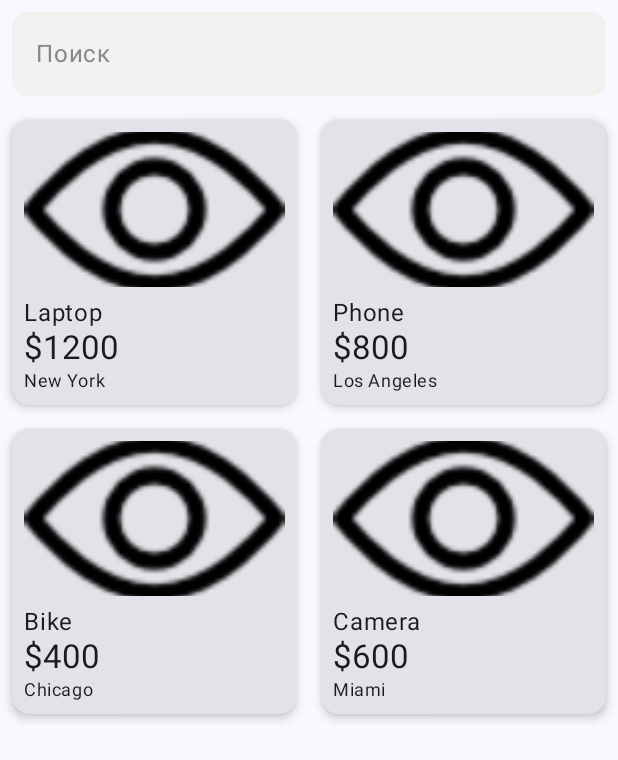
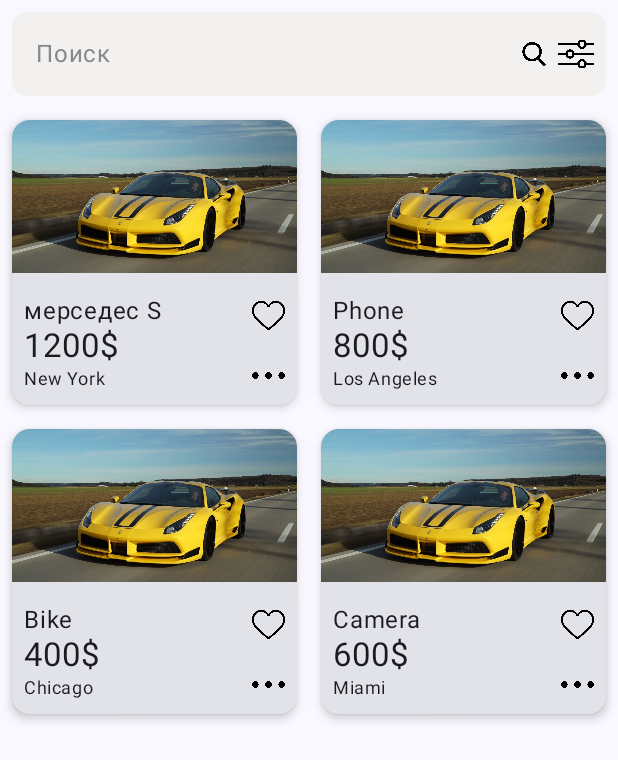
Before and after one commit to simadimonyan/avito-fork-app, an Android app built with Jetpack Compose: the screen it shows after launch (MainActivity), on a phone screen of 412 x 824 dp. Shown: the top 760 px of the screen. Run offline under Robolectric (Android 15) with nearby library versions, the phone set to English and light mode, and no system bars; our stand-ins replace Dagger/Hilt's generated code.

Commit message:
marketplace screen

```diff
--- a/app/src/main/java/samaryanin/avitofork/presentation/screens/poster/MarketplaceScreen.kt
+++ b/app/src/main/java/samaryanin/avitofork/presentation/screens/poster/MarketplaceScreen.kt
@@ -1,9 +1,13 @@
 package samaryanin.avitofork.presentation.screens.poster
 
+import androidx.compose.foundation.Image
+import androidx.compose.foundation.clickable
+import androidx.compose.foundation.layout.Box
 import androidx.compose.foundation.layout.Column
 import androidx.compose.foundation.layout.Row
 import androidx.compose.foundation.layout.fillMaxSize
 import androidx.compose.foundation.layout.padding
+import androidx.compose.foundation.layout.size
 import androidx.compose.foundation.lazy.grid.GridCells
 import androidx.compose.foundation.lazy.grid.LazyVerticalGrid
 import androidx.compose.material3.Scaffold
@@ -12,9 +16,12 @@ import androidx.compose.runtime.getValue
 import androidx.compose.runtime.mutableStateOf
 import androidx.compose.runtime.remember
 import androidx.compose.runtime.setValue
+import androidx.compose.ui.Alignment
 import androidx.compose.ui.Modifier
+import androidx.compose.ui.res.painterResource
 import androidx.compose.ui.tooling.preview.Preview
 import androidx.compose.ui.unit.dp
+import samaryanin.avitofork.R
 import samaryanin.avitofork.presentation.ui.components.utils.textField.AppTextFieldPlaceholder
 
 @Preview(showSystemUi = false)
@@ -28,18 +35,37 @@ fun MarketplaceScreen() {
     var search by remember { mutableStateOf("") }
 
     val ads = listOf(
-        Product("Laptop", "$1200", "New York", "https://via.placeholder.com/150"),
-        Product("Phone", "$800", "Los Angeles", "https://via.placeholder.com/150"),
-        Product("Bike", "$400", "Chicago", "https://via.placeholder.com/150"),
-        Product("Camera", "$600", "Miami", "https://via.placeholder.com/150"),
+        Product("мерседес S", "1200$", "New York", "url"),
+        Product("Phone", "800$", "Los Angeles", "url"),
+        Product("Bike", "400$", "Chicago" , "url"),
+        Product("Camera", "600$", "Miami", "url"),
     )
 
     Scaffold { paddingValues ->
         Column(modifier = Modifier.fillMaxSize()) {
-            Row(modifier = Modifier.padding(8.dp)){
-                AppTextFieldPlaceholder(placeholder = "Поиск", value = search,
+            Box(modifier = Modifier.padding(8.dp), contentAlignment = Alignment.CenterEnd) {
+                AppTextFieldPlaceholder(
+                    placeholder = "Поиск", value = search,
                     onValueChange = { search = it }, isPassword = false, errorListener = false
                 )
+                Row (modifier = Modifier.padding(end = 8.dp)){
+                    Image(
+                        modifier = Modifier.
+                        clickable {  }
+                            .size(24.dp)
+                            .padding(end = 8.dp),
+                        painter = painterResource(R.drawable.search),
+                        contentDescription = ""
+                    )
+                    Image(
+                        modifier = Modifier.
+                        clickable {  }
+                            .size(24.dp),
+                        painter = painterResource(R.drawable.filter),
+                        contentDescription = ""
+                    )
+                }
+
             }
             LazyVerticalGrid(
                 columns = GridCells.Adaptive(minSize = 150.dp),
@@ -50,6 +76,5 @@ fun MarketplaceScreen() {
                 }
             }
         }
-
     }
 }
--- a/app/src/main/java/samaryanin/avitofork/presentation/screens/poster/ProductCard.kt
+++ b/app/src/main/java/samaryanin/avitofork/presentation/screens/poster/ProductCard.kt
@@ -1,13 +1,15 @@
 package samaryanin.avitofork.presentation.screens.poster
 
 import androidx.compose.foundation.Image
+import androidx.compose.foundation.clickable
 import androidx.compose.foundation.layout.Column
+import androidx.compose.foundation.layout.Row
 import androidx.compose.foundation.layout.Spacer
 import androidx.compose.foundation.layout.aspectRatio
-import androidx.compose.foundation.layout.fillMaxSize
 import androidx.compose.foundation.layout.fillMaxWidth
 import androidx.compose.foundation.layout.height
 import androidx.compose.foundation.layout.padding
+import androidx.compose.foundation.layout.size
 import androidx.compose.material3.Card
 import androidx.compose.material3.CardDefaults
 import androidx.compose.material3.MaterialTheme
@@ -17,8 +19,18 @@ import androidx.compose.ui.Alignment
 import androidx.compose.ui.Modifier
 import androidx.compose.ui.layout.ContentScale
 import androidx.compose.ui.res.painterResource
+import androidx.compose.ui.tooling.preview.Preview
 import androidx.compose.ui.unit.dp
 import samaryanin.avitofork.R
+
+@Preview(showSystemUi = false)
+@Composable
+fun ProductCardScreenPreview() {
+    ProductCard(
+        Product("мерседес S-19302-s 860", "1200$", "New York", "url"),
+    )
+}
+
 
 @Composable
 fun ProductCard(product: Product) {
@@ -28,20 +40,55 @@ fun ProductCard(product: Product) {
             .aspectRatio(1f),
         elevation = CardDefaults.cardElevation(defaultElevation = 4.dp)
     ) {
-        Column(
-            horizontalAlignment = Alignment.Start,
-            modifier = Modifier.padding(8.dp).fillMaxSize()
-        ) {
+//        Column(
+//            horizontalAlignment = Alignment.Start,
+//            modifier = Modifier
+//                .fillMaxSize()
+//        ) {
             Image(
-                painter = painterResource(R.drawable.ic_pass_view),
+                painter = painterResource(R.drawable.car),
                 contentDescription = null,
-                modifier = Modifier.fillMaxWidth().weight(1f),
+                modifier = Modifier
+                    .fillMaxWidth()
+                    .weight(.9f),
                 contentScale = ContentScale.Crop
             )
             Spacer(modifier = Modifier.height(8.dp))
-            Text(product.title, style = MaterialTheme.typography.bodyLarge)
-            Text(product.price, style = MaterialTheme.typography.titleLarge)
-            Text(product.location, style = MaterialTheme.typography.bodySmall)
-        }
+            Row(modifier = Modifier) {
+                Column(
+                    horizontalAlignment = Alignment.Start,
+                    modifier = Modifier
+                        .weight(.8f)
+                        .padding(8.dp)
+                ) {
+                    Text(product.title, style = MaterialTheme.typography.bodyLarge, softWrap = true, maxLines = 1)
+                    Text(product.price, style = MaterialTheme.typography.titleLarge, softWrap = true, maxLines = 1)
+                    Text(product.location, style = MaterialTheme.typography.bodySmall, softWrap = true, maxLines = 1)
+                }
+                Column(
+                    horizontalAlignment = Alignment.End,
+                    modifier = Modifier
+                        .weight(.2f)
+                        .padding(8.dp)
+                ) {
+                    Image(
+                        modifier = Modifier.
+                        clickable {  }
+                            .size(24.dp),
+                        painter = painterResource(R.drawable.like_non_act),
+                        contentDescription = ""
+                    )
+                    Spacer(modifier = Modifier.height(16.dp))
+                    Image(
+                        modifier = Modifier.
+                        clickable {  }
+                            .size(24.dp),
+                        painter = painterResource(R.drawable.more),
+                        contentDescription = ""
+                    )
+                }
+            }
+
+       // }
     }
 }
```
Also changed, not shown: app/src/main/java/samaryanin/avitofork/presentation/screens/poster/Product.kt (line endings or trailing spaces), app/src/main/res/drawable/car.jpg (added), app/src/main/res/drawable/filter.png (added), app/src/main/res/drawable/like_act.png (added), app/src/main/res/drawable/like_non_act.png (added), app/src/main/res/drawable/more.png (added), app/src/main/res/drawable/search.png (added), 1 other file.
